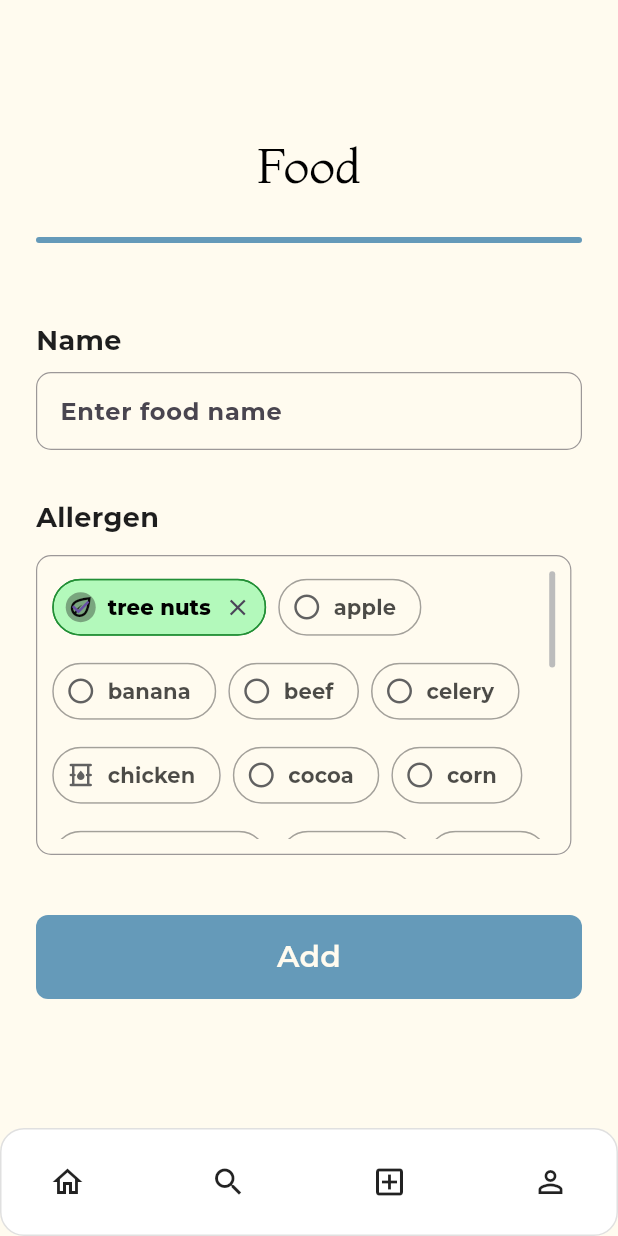
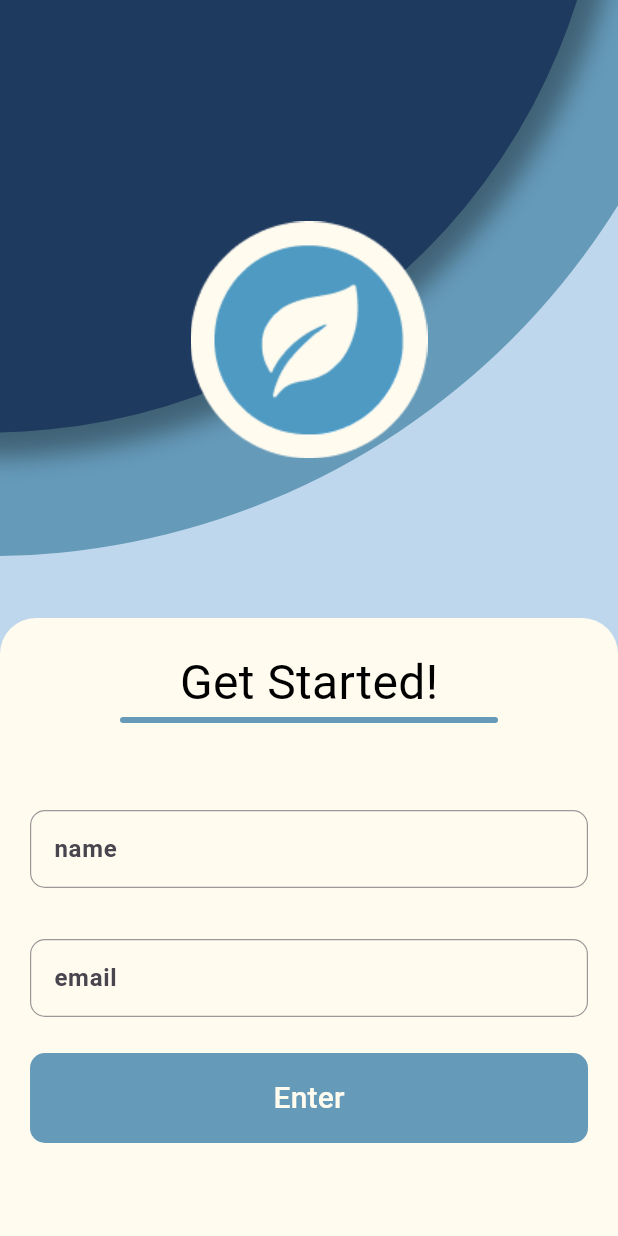
Before and after one commit to ericksgmes/carte_app, a Flutter app: the screen it shows after launch, on a phone screen of 412 x 824 dp. Run offline on Flutter 3.47's test engine with Material 3 defaults, Android fonts, the phone set to English and light mode, and no system bars; Roboto replaces fonts that are missing (Montserrat_Bold); project files that could hold a hidden picture were left out.

Commit message:
feat: implement login page with text input fields and navigation

```diff
--- a/lib/data/constants.dart
+++ b/lib/data/constants.dart
@@ -12,6 +12,7 @@ class KColors {
 class KFont {
   static const String fontFamilyMain = 'Montaga';
   static const String fontFamilyContent = 'Montserrat';
+  static const String fontFamilyContentBold = 'Montserrat_Bold';
   static const double fontSizeMain = 32;
 }
 
--- a/lib/main.dart
+++ b/lib/main.dart
@@ -1,6 +1,7 @@
+import 'package:carte_app/data/constants.dart';
+import 'package:carte_app/views/pages/login_page.dart';
 import 'package:flutter/material.dart';
 import 'package:carte_app/data/notifiers.dart';
-import 'package:carte_app/views/widget_tree.dart';
 
 void main() {
   runApp(const CarteApp());
@@ -19,7 +20,7 @@ class CarteApp extends StatelessWidget {
         final theme = ThemeData(
           brightness: isDark ? Brightness.dark : Brightness.light,
           scaffoldBackgroundColor: isDark ? Colors.black : baseBg,
-          fontFamily: 'Montserrat',
+          fontFamily: KFont.fontFamilyContent,
           appBarTheme: AppBarTheme(
             backgroundColor: isDark ? Colors.black : baseBg,
             elevation: 0,
@@ -32,7 +33,7 @@ class CarteApp extends StatelessWidget {
         return MaterialApp(
           debugShowCheckedModeBanner: false,
           theme: theme,
-          home: const WidgetTree(),
+          home: const LoginPage(),
         );
       },
     );
--- /dev/null
+++ b/lib/views/pages/login_page.dart
@@ -0,0 +1,185 @@
+import 'package:carte_app/views/widgets/widget_horizontal_bar.dart';
+import 'package:flutter/material.dart';
+import 'package:carte_app/data/constants.dart';
+import 'package:carte_app/views/widgets/widget_page_title.dart';
+import 'package:carte_app/views/widgets/widget_text_input.dart';
+
+class LoginPage extends StatefulWidget {
+  const LoginPage({super.key});
+
+  @override
+  State<LoginPage> createState() => _LoginPageState();
+}
+
+class _LoginPageState extends State<LoginPage> {
+  final _nameCtrl = TextEditingController();
+  final _emailCtrl = TextEditingController();
+  final _pwdCtrl = TextEditingController();
+
+  @override
+  void dispose() {
+    _nameCtrl.dispose();
+    _emailCtrl.dispose();
+    _pwdCtrl.dispose();
+    super.dispose();
+  }
+
+  @override
+  Widget build(BuildContext context) {
+    final Color lightBlue = const Color(0xFFBFD7ED);
+
+    final screen = MediaQuery.sizeOf(context);
+    final maxW = screen.width * 0.8;
+    final targetW = maxW > 440 ? 440.0 : maxW;
+
+    return Scaffold(
+      backgroundColor: lightBlue,
+      body: Center(
+        child: Stack(
+          children: [
+            const Positioned.fill(child: _BlueBackground()),
+            FractionallySizedBox(
+              heightFactor: 0.55,
+              widthFactor: 1,
+              child: Container(
+                width: 158,
+                height: 158,
+                decoration: const ShapeDecoration(shape: OvalBorder()),
+                child: Image(image: AssetImage("images/icon.png")),
+              ),
+            ),
+
+            Align(
+              alignment: Alignment.bottomCenter,
+              child: Container(
+                height: MediaQuery.of(context).size.height * 0.5,
+                width: double.infinity,
+                decoration: const BoxDecoration(
+                  color: KColors.baseBg,
+                  borderRadius: BorderRadius.only(
+                    topLeft: Radius.circular(24),
+                    topRight: Radius.circular(24),
+                  ),
+                ),
+                child: Padding(
+                  padding: const EdgeInsets.fromLTRB(20, 20, 20, 24),
+                  child: SingleChildScrollView(
+                    physics: const BouncingScrollPhysics(),
+                    child: Column(
+                      crossAxisAlignment: CrossAxisAlignment.stretch,
+                      mainAxisSize: MainAxisSize.min,
+                      children: [
+                        Center(
+                          child: Text(
+                            'Get Started!',
+                            style: TextStyle(
+                              fontSize: KFont.fontSizeMain,
+                              fontFamily: KFont.fontFamilyContentBold,
+                              color: Colors.black,
+                            ),
+                          ),
+                        ),
+                        Container(
+                          padding: EdgeInsets.fromLTRB(60, 0, 60, 0),
+                          child: WidgetHorizontalBar(
+                            primaryColor: KColors.primaryColor,
+                          ),
+                        ),
+
+                        WidgetTextInput(
+                          controller: _nameCtrl,
+                          inputName: '',
+                          hintText: 'name',
+                          hintStyle: TextStyle(
+                            fontFamily: KFont.fontFamilyContentBold,
+                          ),
+                        ),
+
+                        WidgetTextInput(
+                          controller: _emailCtrl,
+                          inputName: '',
+                          hintText: 'email',
+                          hintStyle: TextStyle(
+                            fontFamily: KFont.fontFamilyContentBold,
+                          ),
+                        ),
+                        const SizedBox(height: 24),
+
+                        SizedBox(
+                          height: 60,
+                          child: ElevatedButton(
+                            style: ElevatedButton.styleFrom(
+                              backgroundColor: KColors.primaryColor,
+                              shape: RoundedRectangleBorder(
+                                borderRadius: BorderRadius.circular(10),
+                              ),
+                              elevation: 0,
+                            ),
+                            onPressed: _onSubmit,
+                            child: const Text(
+                              'Enter',
+                              style: TextStyle(
+                                color: KColors.baseBg,
+                                fontSize: 20,
+                                fontFamily: KFont.fontFamilyContentBold,
+                              ),
+                            ),
+                          ),
+                        ),
+                      ],
+                    ),
+                  ),
+                ),
+              ),
+            ),
+          ],
+        ),
+      ),
+    );
+  }
+
+  void _onSubmit() {}
+}
+
+class _BlueBackground extends StatelessWidget {
+  const _BlueBackground();
+
+  @override
+  Widget build(BuildContext context) {
+    return CustomPaint(painter: _BlueBackgroundPainter());
+  }
+}
+
+class _BlueBackgroundPainter extends CustomPainter {
+  final Color navy = const Color(0xFF1F3A5F);
+  final Color midBlue = const Color(0xFF659AB9);
+  final Color lightBlue = const Color(0xFFBFD7ED);
+
+  @override
+  void paint(Canvas canvas, Size size) {
+    final w = size.width;
+    final h = size.height;
+
+    canvas.drawRect(Rect.fromLTWH(0, 0, w, h), Paint()..color = lightBlue);
+
+    canvas.drawCircle(
+      Offset(-w * 0.02, -h * 0.15),
+      h * 0.6,
+      Paint()..color = midBlue,
+    );
+
+    final shadow = Paint()
+      ..color = Colors.black.withAlpha(93)
+      ..maskFilter = const MaskFilter.blur(BlurStyle.normal, 8);
+    canvas.drawCircle(Offset(-w * 0.02, -h * 0.15), h * 0.52, shadow);
+
+    canvas.drawCircle(
+      Offset(-w * 0.02, -h * 0.15),
+      h * 0.5,
+      Paint()..color = navy,
+    );
+  }
+
+  @override
+  bool shouldRepaint(covariant CustomPainter oldDelegate) => false;
+}
--- a/lib/views/widget_tree.dart
+++ b/lib/views/widget_tree.dart
@@ -1,27 +1,11 @@
+import 'package:flutter/material.dart';
 import 'package:carte_app/data/notifiers.dart';
 import 'package:carte_app/views/pages/food_page.dart';
-import 'package:carte_app/views/pages/home_page.dart';
 import 'package:carte_app/views/widgets/widget_navbar.dart';
-import 'package:flutter/material.dart';
 
-List<Widget> pages = [HomePage()];
-
-// return MaterialApp(
-//               debugShowCheckedModeBanner: false,
-//               theme: ThemeData(
-//                 brightness: isDark ? Brightness.dark : Brightness.light,
-//                 scaffoldBackgroundColor:
-//                     isDark ? Colors.black : baseBg,
-//                 fontFamily: 'Montserrat',
-//                 appBarTheme: AppBarTheme(
-//                   backgroundColor:
-//                       isDark ? Colors.black : baseBg,
-//                   elevation: 0,
-//                   iconTheme: IconThemeData(
-//                     color: isDark ? Colors.white : Colors.black,
-//                   ),
-//                 ),
-//               ),
+final List<Widget> pages = [
+  const AddFood(),
+];
 
 class WidgetTree extends StatelessWidget {
   const WidgetTree({super.key});
@@ -30,17 +14,20 @@ class WidgetTree extends StatelessWidget {
   Widget build(BuildContext context) {
     return Scaffold(
       appBar: AppBar(
-        actions: [/* toggle dark, etc. */],
+        title: const Text('Carte App'),
+        actions: const [
+          // aqui pode vir o botão de alternar tema, sair, etc.
+        ],
       ),
       bottomNavigationBar: const WidgetNavbar(),
       body: ValueListenableBuilder<int>(
         valueListenable: selectedPageNotifier,
         builder: (context, index, _) {
-          switch (index) {
-            case 0:
-            default:
-              return const AddFood(); // sem Scaffold aqui
+          // evita index fora dos limites
+          if (index < 0 || index >= pages.length) {
+            return const Center(child: Text('Página não encontrada'));
           }
+          return pages[index];
         },
       ),
     );
--- a/lib/views/widgets/widget_horizontal_bar.dart
+++ b/lib/views/widgets/widget_horizontal_bar.dart
@@ -8,7 +8,7 @@ class WidgetHorizontalBar extends StatelessWidget {
   @override
   Widget build(BuildContext context) {
     return Padding(
-      padding: EdgeInsetsGeometry.fromLTRB(0, 24, 0, 24),
+      padding: EdgeInsetsGeometry.fromLTRB(0, 0, 0, 24),
       child: Container(
         height: 4,
         width: double.infinity,
--- a/lib/views/widgets/widget_page_title.dart
+++ b/lib/views/widgets/widget_page_title.dart
@@ -10,6 +10,7 @@ class WidgetPageTitle extends StatelessWidget {
   Widget build(BuildContext context) {
     return Column(
       children: [
+        const SizedBox(height: 24),
         Center(
           child: Text(
             title,
--- a/lib/views/widgets/widget_text_input.dart
+++ b/lib/views/widgets/widget_text_input.dart
@@ -7,11 +7,13 @@ class WidgetTextInput extends StatelessWidget {
     required this.controller,
     required this.inputName,
     required this.hintText,
+    this.hintStyle,
   });
 
   final String inputName;
   final String hintText;
   final TextEditingController controller;
+  final TextStyle? hintStyle;
 
   @override
   Widget build(BuildContext context) {
@@ -57,10 +59,12 @@ class WidgetTextInput extends StatelessWidget {
               borderSide: const BorderSide(color: primary, width: 1.2),
             ),
             hintText: hintText,
-            hintStyle: TextStyle(
-              fontFamily: KFont.fontFamilyContent,
-              fontWeight: FontWeight.w700,
-            ),
+            hintStyle:
+                hintStyle ??
+                TextStyle(
+                  fontFamily: KFont.fontFamilyContent,
+                  fontWeight: FontWeight.w900,
+                ),
           ),
         ),
       ],
```
Also changed, not shown: lib/views/pages/home_page.dart (+4 -21 lines), lib/views/widgets/widget_allergen_controller.dart (+33 -33 lines), lib/views/widgets/widget_navbar.dart (+57 -5 lines).
